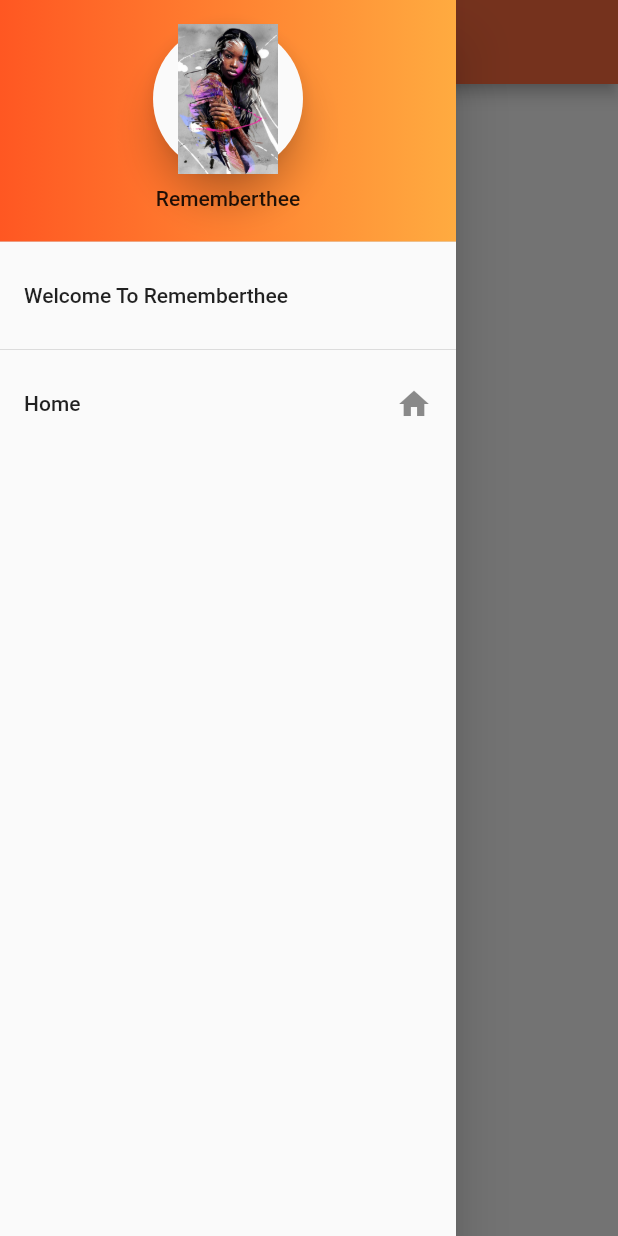
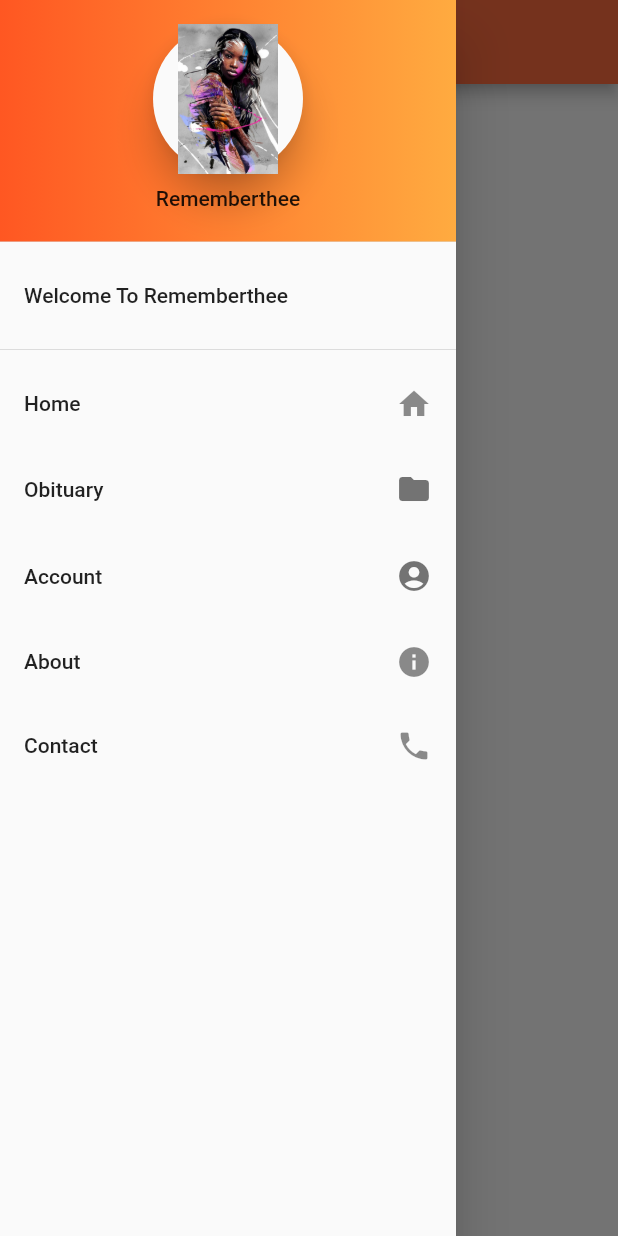
Before and after one commit to kibmuikia/rememberthee, a Flutter app: the AboutPage screen opened by its route, with the side drawer open, on a phone screen of 412 x 824 dp. Run offline on Flutter 3.47's test engine with Material 2 defaults, Android fonts, the phone set to English and light mode, and no system bars.

```diff
--- a/lib/components/mydrawer.dart
+++ b/lib/components/mydrawer.dart
@@ -8,8 +8,8 @@ class MyDrawer extends StatefulWidget {
 class _MyDrawer extends State<MyDrawer> {
   @override
   Widget build(BuildContext context) {
-      return new Drawer(
-            child: new ListView(children: <Widget>[
+    return new Drawer(
+        child: new ListView(children: <Widget>[
       new DrawerHeader(
         decoration: BoxDecoration(
           gradient: LinearGradient(
@@ -45,9 +45,91 @@ class _MyDrawer extends State<MyDrawer> {
             Navigator.of(context).pop();
             Navigator.of(context).pushNamed('/');
           }), //end-ListTile-Home
+      new ExpansionTile(
+                  title: Text("Obituary"),
+                  trailing: new Icon(Icons.folder),
+                  children: <Widget>[
+                    ListTile(
+                        title: Text("View Obituaries",
+                            textAlign: TextAlign.center),
+                        trailing: new Icon(Icons.view_list),
+                        onTap: () {
+                          Navigator.of(context).pop();
+                          Navigator.of(context).pushNamed('/view');
+                        }),//end-ListTile-viewobituaries
+                    ListTile(
+                        title:
+                            Text("Post Obituary", textAlign: TextAlign.center),
+                        trailing: new Icon(Icons.cloud_upload),
+                        onTap: () {
+                          Navigator.of(context).pop();
+                          Navigator.of(context).pushNamed('/upload');
+                        }),//end-ListTile-postobituary
+                  ]//end-children-<Widget>
+              ),//end-ExpansionTile-obituary
+      // .
+      new ExpansionTile(
+                title: Text("Account"),
+                trailing: new Icon(Icons.account_circle),
+                children: <Widget>[
+                  ListTile(
+                      title: Text(
+                        "Register",
+                        textAlign: TextAlign.center,
+                      ),
+                      trailing: new Icon(Icons.account_box),
+                      onTap: () {
+                        Navigator.of(context).pop();
+                        Navigator.of(context).pushNamed('/register');
+                      }),//end-ListTile-register
+                  ListTile(
+                      title: Text(
+                        "Login",
+                        textAlign: TextAlign.center,
+                      ),
+                      trailing: new Icon(Icons.account_circle),
+                      onTap: () {
+                        Navigator.of(context).pop();
+                        Navigator.of(context).pushNamed('/login');
+                      }),//end-ListTile-login
+                  ListTile(
+                      title: Text(
+                        "Profile",
+                        textAlign: TextAlign.center,
+                      ),
+                      trailing: new Icon(Icons.person_outline),
+                      onTap: () {
+                        Navigator.of(context).pop();
+                        Navigator.of(context).pushNamed('/profile');
+                      }),//end-ListTile-profile
+                  ListTile(
+                    title: Text(
+                      "Logout",
+                      textAlign: TextAlign.center,
+                    ),
+                    trailing: new Icon(Icons.phonelink_erase),
+                  ),//end-ListTile-logout
+                ]//end-children-<Widget>
+              ),//end-ExpansionTile-account
+      // .
+      new ListTile(
+          title: new Text("About"),
+          trailing: new Icon(Icons.info),
+          onTap: () {
+            Navigator.of(context).pop();
+            Navigator.of(context).pushNamed('/about');
+          }),//end-ListTile-about
+      new ListTile(
+          title: new Text("Contact"),
+          trailing: new Icon(Icons.phone),
+          onTap: () {
+            Navigator.of(context).pop();
+            Navigator.of(context).pushNamed('/contact');
+          }),//end-ListTile-contact
+      // .
     ] //end-children-<Widget>
-                ) //end-child-ListView
-            );//end-return-Drawer
+            ) //end-child-ListView
+        ); //end-return-Drawer
   } //end-Widget
 
 } //end-class-_MyDrawer
```
Also changed, not shown: lib/views/home.dart (+121 -119 lines).
